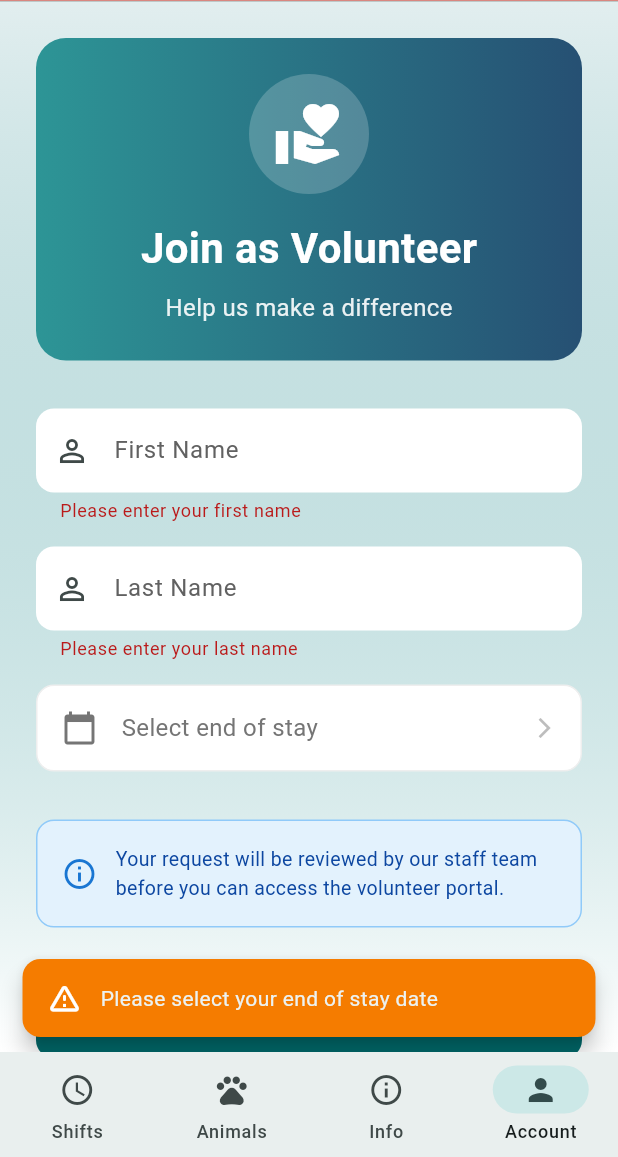
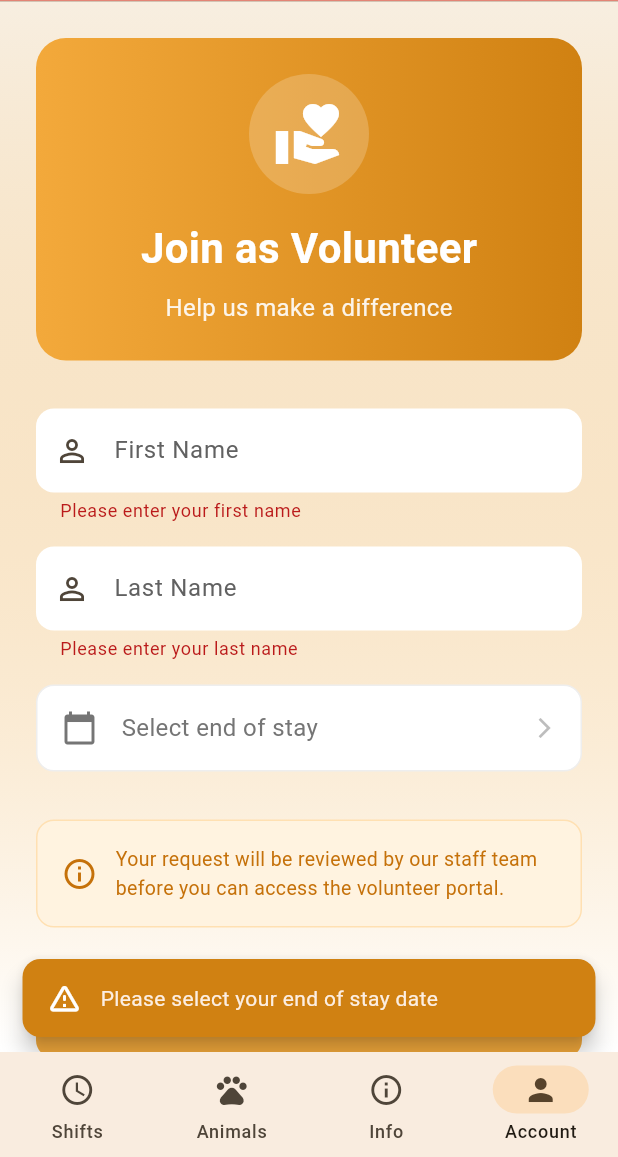
Before and after one commit to Laurapav1/ARA, a Flutter app: the screen it shows after launch, item 4 of the bottom bar chosen, after a tap on "Submit Request", on a phone screen of 412 x 824 dp, the part 79-1236 px from its top. Run offline on Flutter 3.47's test engine with Material 3 defaults, Android fonts, the phone set to English and light mode, and no system bars; network calls fail.

Commit message:
changed the background color to the light

```diff
--- a/frontend/lib/main.dart
+++ b/frontend/lib/main.dart
@@ -27,7 +27,7 @@ class AnimalRescueApp extends StatelessWidget {
       theme: ThemeData(
         useMaterial3: true,
         colorScheme: ColorScheme.fromSeed(
-          seedColor: const Color(0xFF2D9596), // Teal from ARA branding
+          seedColor: const Color(0xFFF3A93B), // ARA's golden brand color
           brightness: Brightness.light,
         ),
         scaffoldBackgroundColor: const Color(0xFFF8F9FA),
@@ -36,7 +36,6 @@ class AnimalRescueApp extends StatelessWidget {
           shape: RoundedRectangleBorder(
             borderRadius: BorderRadius.circular(16),
           ),
-          // Optional: remove M3 tint if you want flat white cards:
           surfaceTintColor: Colors.transparent,
         ),
         elevatedButtonTheme: ElevatedButtonThemeData(
@@ -61,7 +60,7 @@ class AnimalRescueApp extends StatelessWidget {
           ),
           focusedBorder: OutlineInputBorder(
             borderRadius: BorderRadius.circular(12),
-            borderSide: const BorderSide(color: Color(0xFF2D9596), width: 2),
+            borderSide: const BorderSide(color: Color(0xFFF3A93B), width: 2),
           ),
         ),
       ),
@@ -130,8 +129,8 @@ class _SplashScreenState extends State<SplashScreen>
             begin: Alignment.topLeft,
             end: Alignment.bottomRight,
             colors: [
-              const Color(0xFF2D9596),
-              const Color(0xFF265073),
+              const Color(0xFFF3A93B), // ARA golden
+              const Color(0xFFE8952A), // Slightly darker golden
             ],
           ),
         ),
@@ -143,11 +142,12 @@ class _SplashScreenState extends State<SplashScreen>
               child: Column(
                 mainAxisAlignment: MainAxisAlignment.center,
                 children: [
+                  // ARA Logo
                   Container(
-                    padding: const EdgeInsets.all(24),
+                    padding: const EdgeInsets.all(20),
                     decoration: BoxDecoration(
                       color: Colors.white,
-                      shape: BoxShape.circle,
+                      borderRadius: BorderRadius.circular(24),
                       boxShadow: [
                         BoxShadow(
                           color: Colors.black.withOpacity(0.2),
@@ -156,10 +156,18 @@ class _SplashScreenState extends State<SplashScreen>
                         ),
                       ],
                     ),
-                    child: const Icon(
-                      Icons.pets,
-                      size: 80,
-                      color: Color(0xFF2D9596),
+                    child: Image.network(
+                      'https://animalrescuealgarve.com/wp-content/uploads/2025/05/ARA-Website-logo-new.png',
+                      width: 120,
+                      height: 120,
+                      errorBuilder: (context, error, stackTrace) {
+                        // Fallback to paw icon if logo fails to load
+                        return const Icon(
+                          Icons.pets,
+                          size: 80,
+                          color: Color(0xFFF3A93B),
+                        );
+                      },
                     ),
                   ),
                   const SizedBox(height: 32),
--- a/frontend/lib/screens/account/account.dart
+++ b/frontend/lib/screens/account/account.dart
@@ -1,6 +1,11 @@
-// File: lib/screens/account/account.dart
 import 'package:flutter/material.dart';
 import '../../widgets/offline_banner.dart';
+
+class ARAColors {
+  static const Color brand = Color(0xFFF3A93B); // #F3A93B
+  static const Color brandDark = Color(0xFFD08112);
+  static const Color brandDeep = Color(0xFFC5710A);
+}
 
 class AccountScreen extends StatefulWidget {
   const AccountScreen({super.key});
@@ -9,34 +14,16 @@ class AccountScreen extends StatefulWidget {
   State<AccountScreen> createState() => _AccountScreenState();
 }
 
-class _AccountScreenState extends State<AccountScreen>
-    with SingleTickerProviderStateMixin {
+class _AccountScreenState extends State<AccountScreen> {
   final _formKey = GlobalKey<FormState>();
   final _nameController = TextEditingController();
   final _lastNameController = TextEditingController();
   DateTime? _selectedDate;
-  late AnimationController _controller;
-  late Animation<double> _animation;
-
-  @override
-  void initState() {
-    super.initState();
-    _controller = AnimationController(
-      duration: const Duration(milliseconds: 800),
-      vsync: this,
-    );
-    _animation = CurvedAnimation(
-      parent: _controller,
-      curve: Curves.easeOutCubic,
-    );
-    _controller.forward();
-  }
 
   @override
   void dispose() {
     _nameController.dispose();
     _lastNameController.dispose();
-    _controller.dispose();
     super.dispose();
   }
 
@@ -50,7 +37,12 @@ class _AccountScreenState extends State<AccountScreen>
         return Theme(
           data: Theme.of(context).copyWith(
             colorScheme: const ColorScheme.light(
-              primary: Color(0xFF2D9596),
+              primary: ARAColors.brand, // brand orange in date picker
+              onPrimary: Colors.white,
+              secondary: ARAColors.brand,
+            ),
+            textButtonTheme: TextButtonThemeData(
+              style: TextButton.styleFrom(foregroundColor: ARAColors.brand),
             ),
           ),
           child: child!,
@@ -120,6 +112,7 @@ class _AccountScreenState extends State<AccountScreen>
                       horizontal: 32,
                       vertical: 16,
                     ),
+                    backgroundColor: ARAColors.brand,
                   ),
                   child: const Text('Done'),
                 ),
@@ -140,7 +133,7 @@ class _AccountScreenState extends State<AccountScreen>
               ),
             ],
           ),
-          backgroundColor: Colors.orange.shade700,
+          backgroundColor: ARAColors.brandDark,
           behavior: SnackBarBehavior.floating,
           shape: RoundedRectangleBorder(
             borderRadius: BorderRadius.circular(12),
@@ -154,12 +147,12 @@ class _AccountScreenState extends State<AccountScreen>
   Widget build(BuildContext context) {
     return Scaffold(
       body: Container(
-        decoration: BoxDecoration(
+        decoration: const BoxDecoration(
           gradient: LinearGradient(
             begin: Alignment.topCenter,
             end: Alignment.bottomCenter,
             colors: [
-              const Color(0xFF2D9596).withOpacity(0.05),
+              Color(0x14F3A93B), // subtle brand tint (8% opacity)
               Colors.white,
             ],
           ),
@@ -171,19 +164,15 @@ class _AccountScreenState extends State<AccountScreen>
               Expanded(
                 child: SingleChildScrollView(
                   padding: const EdgeInsets.all(24),
-                  child: FadeTransition(
-                    opacity: _animation,
                   child: Column(
                     crossAxisAlignment: CrossAxisAlignment.stretch,
                     children: [
+                      // Header card (brand gradient)
                       Container(
                         padding: const EdgeInsets.all(24),
                         decoration: BoxDecoration(
                           gradient: const LinearGradient(
-                              colors: [
-                                Color(0xFF2D9596),
-                                Color(0xFF265073),
-                              ],
+                            colors: [ARAColors.brand, ARAColors.brandDark],
                           ),
                           borderRadius: BorderRadius.circular(20),
                         ),
@@ -221,7 +210,10 @@ class _AccountScreenState extends State<AccountScreen>
                           ],
                         ),
                       ),
+
                       const SizedBox(height: 32),
+
+                      // Form
                       Form(
                         key: _formKey,
                         child: Column(
@@ -263,8 +255,11 @@ class _AccountScreenState extends State<AccountScreen>
                               },
                             ),
                             const SizedBox(height: 16),
+
+                            // End-of-stay picker
                             InkWell(
                               onTap: () => _selectDate(context),
+                              borderRadius: BorderRadius.circular(12),
                               child: Container(
                                 padding: const EdgeInsets.all(16),
                                 decoration: BoxDecoration(
@@ -273,7 +268,7 @@ class _AccountScreenState extends State<AccountScreen>
                                   border: Border.all(
                                     color: _selectedDate == null
                                         ? Colors.grey.shade200
-                                          : const Color(0xFF2D9596),
+                                        : ARAColors.brand,
                                     width: _selectedDate == null ? 1 : 2,
                                   ),
                                 ),
@@ -283,7 +278,7 @@ class _AccountScreenState extends State<AccountScreen>
                                       Icons.calendar_today,
                                       color: _selectedDate == null
                                           ? Colors.grey.shade600
-                                            : const Color(0xFF2D9596),
+                                          : ARAColors.brand,
                                     ),
                                     const SizedBox(width: 16),
                                     Expanded(
@@ -308,28 +303,29 @@ class _AccountScreenState extends State<AccountScreen>
                                 ),
                               ),
                             ),
+
                             const SizedBox(height: 32),
+
+                            // Info note (amber/orange instead of blue)
                             Container(
                               padding: const EdgeInsets.all(16),
                               decoration: BoxDecoration(
-                                  color: Colors.blue.shade50,
+                                color: const Color(0xFFFFF3E0), // light amber
                                 borderRadius: BorderRadius.circular(12),
                                 border: Border.all(
-                                    color: Colors.blue.shade200,
+                                  color: const Color(0xFFFFE0B2),
                                 ),
                               ),
-                                child: Row(
+                              child: const Row(
                                 children: [
-                                    Icon(
-                                      Icons.info_outline,
-                                      color: Colors.blue.shade700,
-                                    ),
-                                    const SizedBox(width: 12),
+                                  Icon(Icons.info_outline,
+                                      color: ARAColors.brandDeep),
+                                  SizedBox(width: 12),
                                   Expanded(
                                     child: Text(
                                       'Your request will be reviewed by our staff team before you can access the volunteer portal.',
                                       style: TextStyle(
-                                          color: Colors.blue.shade900,
+                                        color: ARAColors.brandDeep,
                                         fontSize: 13,
                                       ),
                                     ),
@@ -337,13 +333,15 @@ class _AccountScreenState extends State<AccountScreen>
                                 ],
                               ),
                             ),
+
                             const SizedBox(height: 24),
+
                             FilledButton(
                               onPressed: _submitRequest,
                               style: FilledButton.styleFrom(
-                                  padding: const EdgeInsets.symmetric(
-                                    vertical: 20,
-                                  ),
+                                padding:
+                                    const EdgeInsets.symmetric(vertical: 20),
+                                backgroundColor: ARAColors.brand,
                                 shape: RoundedRectangleBorder(
                                   borderRadius: BorderRadius.circular(12),
                                 ),
@@ -363,7 +361,6 @@ class _AccountScreenState extends State<AccountScreen>
                   ),
                 ),
               ),
-              ),
             ],
           ),
         ),
--- a/frontend/lib/screens/shifts/shifts.dart
+++ b/frontend/lib/screens/shifts/shifts.dart
@@ -1,8 +1,12 @@
-// File: lib/screens/shifts/shifts.dart
 import 'package:flutter/material.dart';
 import '../../widgets/offline_banner.dart';
 import 'morning_shift.dart';
 import 'evening_shift.dart';
+
+class ARAColors {
+  static const Color brand = Color(0xFFF3A93B);
+  static const Color brandDark = Color(0xFFD08112);
+}
 
 class ShiftsScreen extends StatefulWidget {
   const ShiftsScreen({super.key});
@@ -38,6 +42,7 @@ class _ShiftsScreenState extends State<ShiftsScreen>
 
   @override
   Widget build(BuildContext context) {
+    // Background softly tinted by brand
     return Scaffold(
       body: Container(
         decoration: BoxDecoration(
@@ -45,7 +50,7 @@ class _ShiftsScreenState extends State<ShiftsScreen>
             begin: Alignment.topCenter,
             end: Alignment.bottomCenter,
             colors: [
-              const Color(0xFF2D9596).withOpacity(0.1),
+              ARAColors.brand.withOpacity(0.10), // soft brand tint
               Colors.white,
             ],
           ),
@@ -90,6 +95,7 @@ class _ShiftsScreenState extends State<ShiftsScreen>
                   child: Column(
                     mainAxisAlignment: MainAxisAlignment.center,
                     children: [
+                      // Morning — brand orange
                       SlideTransition(
                         position: Tween<Offset>(
                           begin: const Offset(-1, 0),
@@ -100,7 +106,10 @@ class _ShiftsScreenState extends State<ShiftsScreen>
                           subtitle: '8:00 AM - 12:00 PM',
                           icon: Icons.wb_sunny,
                           gradient: const LinearGradient(
-                            colors: [Color(0xFFFFA726), Color(0xFFFB8C00)],
+                            colors: [
+                              ARAColors.brand, // #F3A93B
+                              ARAColors.brandDark, // deeper orange
+                            ],
                           ),
                           onTap: () => Navigator.push(
                             context,
@@ -111,24 +120,21 @@ class _ShiftsScreenState extends State<ShiftsScreen>
                         ),
                       ),
                       const SizedBox(height: 24),
+                      // Evening — keep contrasting indigo
                       SlideTransition(
                         position: Tween<Offset>(
                           begin: const Offset(1, 0),
                           end: Offset.zero,
                         ).animate(_animation),
-                        child: _ShiftCard(
+                        child: const _ShiftCard(
                           title: 'Evening Shift',
                           subtitle: '5:00 PM - 7:00 PM',
                           icon: Icons.nightlight_round,
-                          gradient: const LinearGradient(
+                          gradient: LinearGradient(
                             colors: [Color(0xFF5C6BC0), Color(0xFF3949AB)],
                           ),
-                          onTap: () => Navigator.push(
-                            context,
-                            MaterialPageRoute(
-                              builder: (_) => const EveningShiftScreen(),
-                            ),
-                          ),
+                          onTap:
+                              null, // replaced below to keep const constructor
                         ),
                       ),
                     ],
@@ -148,7 +154,7 @@ class _ShiftCard extends StatefulWidget {
   final String subtitle;
   final IconData icon;
   final Gradient gradient;
-  final VoidCallback onTap;
+  final VoidCallback? onTap;
 
   const _ShiftCard({
     required this.title,
@@ -167,24 +173,17 @@ class _ShiftCardState extends State<_ShiftCard> {
 
   @override
   Widget build(BuildContext context) {
-    return GestureDetector(
-      onTapDown: (_) => setState(() => _isPressed = true),
-      onTapUp: (_) {
-        setState(() => _isPressed = false);
-        widget.onTap();
-      },
-      onTapCancel: () => setState(() => _isPressed = false),
-      child: AnimatedContainer(
-        duration: const Duration(milliseconds: 150),
-        transform: Matrix4.identity()..scale(_isPressed ? 0.95 : 1.0),
-        child: Container(
+    final card = Container(
       height: 180,
       decoration: BoxDecoration(
         gradient: widget.gradient,
         borderRadius: BorderRadius.circular(24),
         boxShadow: [
           BoxShadow(
-                color: widget.gradient.colors.first.withOpacity(0.3),
+            color: (widget.gradient is LinearGradient
+                    ? (widget.gradient as LinearGradient).colors.first
+                    : Colors.black)
+                .withOpacity(0.3),
             blurRadius: 20,
             offset: const Offset(0, 10),
           ),
@@ -249,7 +248,32 @@ class _ShiftCardState extends State<_ShiftCard> {
           ),
         ],
       ),
+    );
+
+    return GestureDetector(
+      onTapDown: (_) => setState(() => _isPressed = true),
+      onTapUp: (_) {
+        setState(() => _isPressed = false);
+        widget.onTap?.call();
+      },
+      onTapCancel: () => setState(() => _isPressed = false),
+      child: AnimatedContainer(
+        duration: const Duration(milliseconds: 150),
+        transform: Matrix4.identity()..scale(_isPressed ? 0.95 : 1.0),
+        child: widget.onTap == null
+            ? InkWell(
+                borderRadius: BorderRadius.circular(24),
+                onTap: () {
+                  Navigator.push(
+                    context,
+                    MaterialPageRoute(
+                      builder: (_) => const EveningShiftScreen(),
                     ),
+                  );
+                },
+                child: card,
+              )
+            : card,
       ),
     );
   }
```
Also changed, not shown: frontend/lib/screens/account/volunteers.dart (+31 -74 lines), frontend/lib/screens/animals/animal_home.dart (+12 -7 lines), frontend/lib/screens/info/information.dart (+91 -108 lines). Lines whose indentation alone changed are shown as unchanged.
